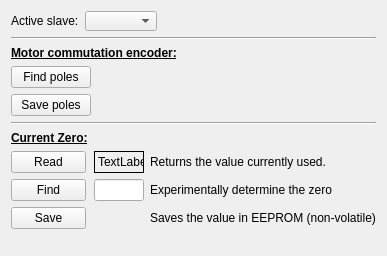
Before: the Qt Designer form ui/w_calibration.ui in JFDuval/flexsea-plan, drawn with Qt 5.
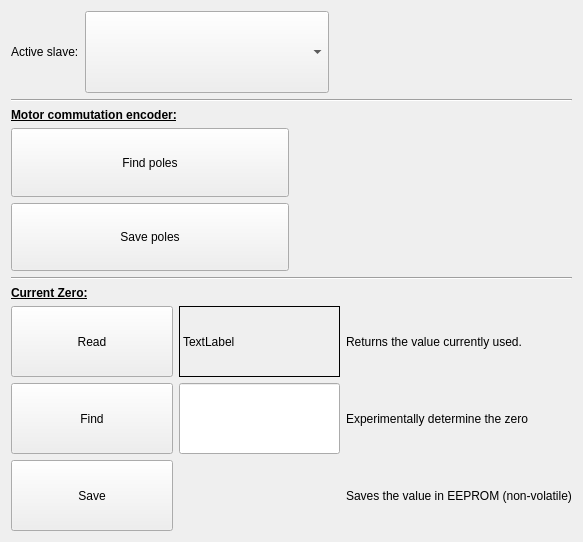
After: the same form once the commit is applied.

Commit message: Fat Fingers implementaiton: Calibration and UserRW

The edit to the form file:
```diff
--- a/ui/w_calibration.ui
+++ b/ui/w_calibration.ui
@@ -6,14 +6,14 @@
    <rect>
     <x>0</x>
     <y>0</y>
-    <width>356</width>
-    <height>256</height>
+    <width>583</width>
+    <height>542</height>
    </rect>
   </property>
   <property name="windowTitle">
    <string>Form</string>
   </property>
-  <layout class="QVBoxLayout" name="verticalLayout">
+  <layout class="QVBoxLayout" name="verticalLayout" stretch="1,0,2,0,3">
    <item>
     <layout class="QGridLayout" name="gridLayout">
      <item row="0" column="0">
@@ -31,10 +31,16 @@
      </item>
      <item row="0" column="1">
       <widget class="QComboBox" name="comboBox_slave">
+       <property name="sizePolicy">
+        <sizepolicy hsizetype="Expanding" vsizetype="Expanding">
+         <horstretch>0</horstretch>
+         <verstretch>0</verstretch>
+        </sizepolicy>
+       </property>
        <property name="maximumSize">
         <size>
          <width>16777215</width>
-         <height>20</height>
+         <height>16777215</height>
         </size>
        </property>
       </widget>
@@ -66,7 +72,7 @@
      <item row="1" column="0">
       <widget class="QPushButton" name="pbFindPoles">
        <property name="sizePolicy">
-        <sizepolicy hsizetype="Preferred" vsizetype="Fixed">
+        <sizepolicy hsizetype="Expanding" vsizetype="Expanding">
          <horstretch>0</horstretch>
          <verstretch>0</verstretch>
         </sizepolicy>
@@ -80,7 +86,7 @@
        <property name="maximumSize">
         <size>
          <width>16777215</width>
-         <height>75</height>
+         <height>16777215</height>
         </size>
        </property>
        <property name="baseSize">
@@ -110,7 +116,7 @@
      <item row="2" column="0">
       <widget class="QPushButton" name="pbSavePoles">
        <property name="sizePolicy">
-        <sizepolicy hsizetype="Preferred" vsizetype="Fixed">
+        <sizepolicy hsizetype="Expanding" vsizetype="Expanding">
          <horstretch>0</horstretch>
          <verstretch>0</verstretch>
         </sizepolicy>
@@ -124,7 +130,7 @@
        <property name="maximumSize">
         <size>
          <width>16777215</width>
-         <height>75</height>
+         <height>16777215</height>
         </size>
        </property>
        <property name="baseSize">
@@ -155,71 +161,11 @@
     </widget>
    </item>
    <item>
-    <layout class="QGridLayout" name="gridLayout_2">
-     <item row="2" column="0">
-      <widget class="QPushButton" name="pbCurrentFind">
-       <property name="sizePolicy">
-        <sizepolicy hsizetype="Preferred" vsizetype="Fixed">
-         <horstretch>0</horstretch>
-         <verstretch>0</verstretch>
-        </sizepolicy>
-       </property>
-       <property name="minimumSize">
-        <size>
-         <width>75</width>
-         <height>0</height>
-        </size>
-       </property>
-       <property name="maximumSize">
-        <size>
-         <width>75</width>
-         <height>75</height>
-        </size>
-       </property>
-       <property name="baseSize">
-        <size>
-         <width>75</width>
-         <height>0</height>
-        </size>
-       </property>
-       <property name="text">
-        <string>Find</string>
-       </property>
-      </widget>
-     </item>
-     <item row="0" column="0">
-      <widget class="QLabel" name="label_19">
-       <property name="text">
-        <string>&lt;html&gt;&lt;head/&gt;&lt;body&gt;&lt;p&gt;&lt;span style=&quot; font-weight:600; text-decoration: underline;&quot;&gt;Current Zero:&lt;/span&gt;&lt;/p&gt;&lt;/body&gt;&lt;/html&gt;</string>
-       </property>
-      </widget>
-     </item>
-     <item row="2" column="2">
-      <widget class="QLineEdit" name="lineEditCurrentFind">
-       <property name="sizePolicy">
-        <sizepolicy hsizetype="Fixed" vsizetype="Fixed">
-         <horstretch>0</horstretch>
-         <verstretch>0</verstretch>
-        </sizepolicy>
-       </property>
-       <property name="minimumSize">
-        <size>
-         <width>50</width>
-         <height>0</height>
-        </size>
-       </property>
-       <property name="maximumSize">
-        <size>
-         <width>50</width>
-         <height>16777215</height>
-        </size>
-       </property>
-      </widget>
-     </item>
-     <item row="1" column="2">
+    <layout class="QGridLayout" name="gridLayout_2" rowstretch="0,0,0,0" columnstretch="1,1,0">
+     <item row="1" column="1">
       <widget class="QLabel" name="dispCurrentZero">
        <property name="sizePolicy">
-        <sizepolicy hsizetype="Fixed" vsizetype="Preferred">
+        <sizepolicy hsizetype="Expanding" vsizetype="Expanding">
          <horstretch>0</horstretch>
          <verstretch>0</verstretch>
         </sizepolicy>
@@ -232,7 +178,7 @@
        </property>
        <property name="maximumSize">
         <size>
-         <width>50</width>
+         <width>16777215</width>
          <height>16777215</height>
         </size>
        </property>
@@ -244,8 +190,45 @@
        </property>
       </widget>
      </item>
+     <item row="2" column="0">
+      <widget class="QPushButton" name="pbCurrentFind">
+       <property name="sizePolicy">
+        <sizepolicy hsizetype="Expanding" vsizetype="Expanding">
+         <horstretch>0</horstretch>
+         <verstretch>0</verstretch>
+        </sizepolicy>
+       </property>
+       <property name="minimumSize">
+        <size>
+         <width>75</width>
+         <height>0</height>
+        </size>
+       </property>
+       <property name="maximumSize">
+        <size>
+         <width>16777215</width>
+         <height>75</height>
+        </size>
+       </property>
+       <property name="baseSize">
+        <size>
+         <width>75</width>
+         <height>0</height>
+        </size>
+       </property>
+       <property name="text">
+        <string>Find</string>
+       </property>
+      </widget>
+     </item>
      <item row="1" column="0">
       <widget class="QPushButton" name="pbCurrentRead">
+       <property name="sizePolicy">
+        <sizepolicy hsizetype="Expanding" vsizetype="Expanding">
+         <horstretch>0</horstretch>
+         <verstretch>0</verstretch>
+        </sizepolicy>
+       </property>
        <property name="minimumSize">
         <size>
          <width>75</width>
@@ -254,7 +237,7 @@
        </property>
        <property name="maximumSize">
         <size>
-         <width>75</width>
+         <width>16777215</width>
          <height>16777215</height>
         </size>
        </property>
@@ -263,8 +246,21 @@
        </property>
       </widget>
      </item>
+     <item row="0" column="0">
+      <widget class="QLabel" name="label_19">
+       <property name="text">
+        <string>&lt;html&gt;&lt;head/&gt;&lt;body&gt;&lt;p&gt;&lt;span style=&quot; font-weight:600; text-decoration: underline;&quot;&gt;Current Zero:&lt;/span&gt;&lt;/p&gt;&lt;/body&gt;&lt;/html&gt;</string>
+       </property>
+      </widget>
+     </item>
      <item row="3" column="0">
       <widget class="QPushButton" name="pbCurrentSave">
+       <property name="sizePolicy">
+        <sizepolicy hsizetype="Expanding" vsizetype="Expanding">
+         <horstretch>0</horstretch>
+         <verstretch>0</verstretch>
+        </sizepolicy>
+       </property>
        <property name="minimumSize">
         <size>
          <width>75</width>
@@ -273,7 +269,7 @@
        </property>
        <property name="maximumSize">
         <size>
-         <width>75</width>
+         <width>16777215</width>
          <height>16777215</height>
         </size>
        </property>
@@ -282,21 +278,43 @@
        </property>
       </widget>
      </item>
-     <item row="3" column="3" colspan="2">
+     <item row="2" column="1">
+      <widget class="QLineEdit" name="lineEditCurrentFind">
+       <property name="sizePolicy">
+        <sizepolicy hsizetype="Expanding" vsizetype="Expanding">
+         <horstretch>0</horstretch>
+         <verstretch>0</verstretch>
+        </sizepolicy>
+       </property>
+       <property name="minimumSize">
+        <size>
+         <width>50</width>
+         <height>0</height>
+        </size>
+       </property>
+       <property name="maximumSize">
+        <size>
+         <width>16777215</width>
+         <height>16777215</height>
+        </size>
+       </property>
+      </widget>
+     </item>
+     <item row="3" column="2">
       <widget class="QLabel" name="label_5">
        <property name="text">
         <string>Saves the value in EEPROM (non-volatile)</string>
        </property>
       </widget>
      </item>
-     <item row="2" column="3" colspan="2">
+     <item row="2" column="2">
       <widget class="QLabel" name="label_4">
        <property name="text">
         <string>Experimentally determine the zero</string>
        </property>
       </widget>
      </item>
-     <item row="1" column="3" colspan="2">
+     <item row="1" column="2">
       <widget class="QLabel" name="label_3">
        <property name="text">
         <string>Returns the value currently used.</string>
@@ -305,19 +323,6 @@
      </item>
     </layout>
    </item>
-   <item>
-    <spacer name="verticalSpacer">
-     <property name="orientation">
-      <enum>Qt::Vertical</enum>
-     </property>
-     <property name="sizeHint" stdset="0">
-      <size>
-       <width>5</width>
-       <height>5</height>
-      </size>
-     </property>
-    </spacer>
-   </item>
   </layout>
  </widget>
  <tabstops>
```
The commit also changes 1 other file.
